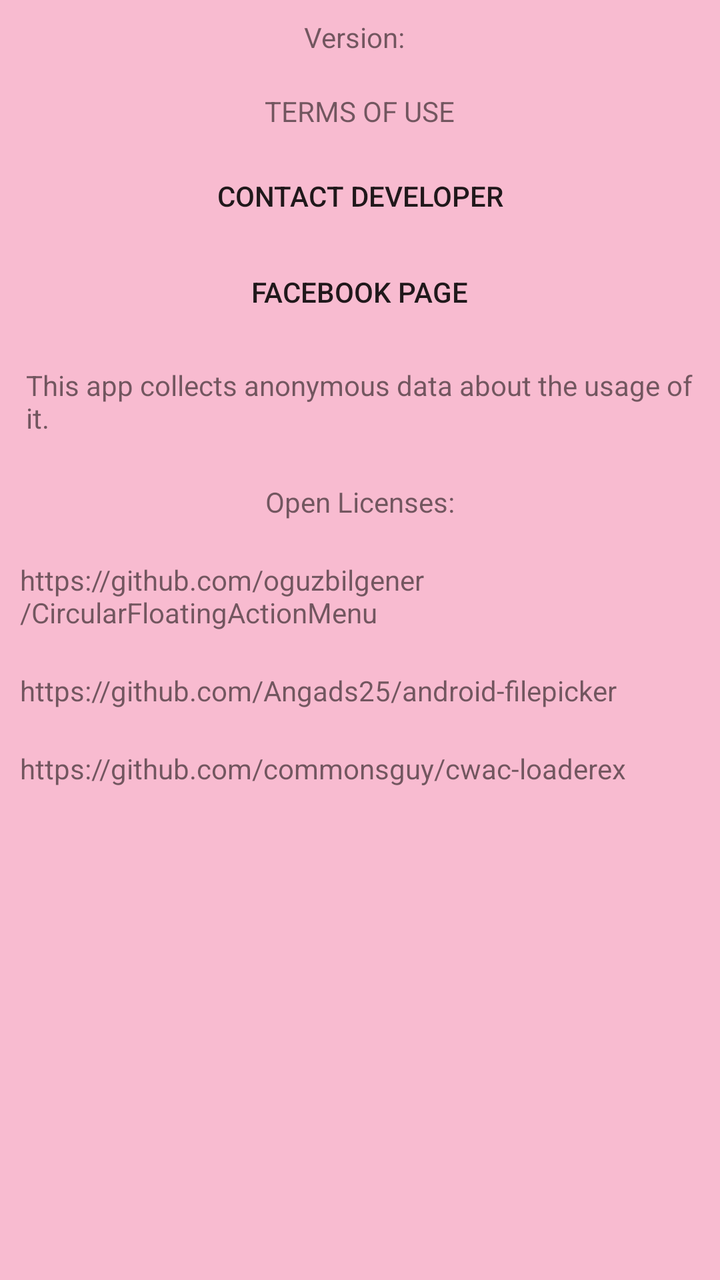
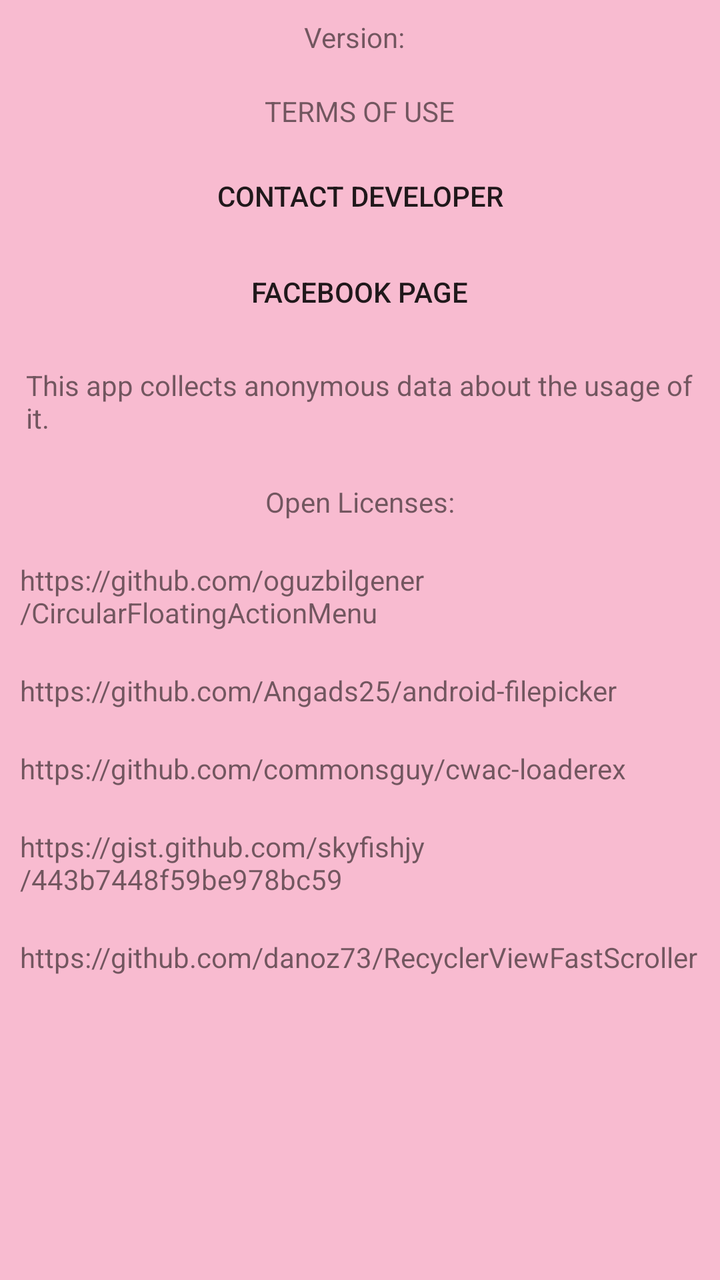

An Android layout rendered at two revisions. The XML below is the earlier revision; the diff shows what the commit changed to produce the second picture.
<!-- AndroidManifest.xml: application theme MyMaterialTheme -->
<!-- res/layout/about_dialog_fragment.xml -->
<?xml version="1.0" encoding="utf-8"?>
<ScrollView xmlns:android="http://schemas.android.com/apk/res/android"
    android:layout_width="match_parent"
    android:layout_height="match_parent">

    <LinearLayout
        android:layout_width="match_parent"
        android:layout_height="wrap_content"
        android:orientation="vertical">

        <LinearLayout
            android:layout_width="wrap_content"
            android:layout_height="wrap_content"
            android:layout_gravity="center"
            android:layout_margin="3dp"
            android:orientation="horizontal"
            android:padding="3dp"
            android:weightSum="2">

            <TextView
                android:layout_width="wrap_content"
                android:layout_height="wrap_content"
                android:layout_margin="3dp"
                android:layout_weight="1"
                android:gravity="center"
                android:text="@string/version" />

            <TextView
                android:id="@+id/version"
                android:layout_width="wrap_content"
                android:layout_height="wrap_content"
                android:layout_margin="3dp"
                android:layout_weight="1"
                android:gravity="center" />

        </LinearLayout>


        <TextView
            android:id="@+id/terms_of_use"
            android:layout_width="wrap_content"
            android:layout_height="wrap_content"
            android:layout_gravity="center"
            android:layout_margin="6dp"
            android:padding="3dp"
            android:text="@string/terms_of_use" />

        <Button
            android:id="@+id/contact_developer"
            android:layout_width="wrap_content"
            android:layout_height="wrap_content"
            android:layout_gravity="center"
            android:text="@string/contact_developer"
            style="@style/Widget.AppCompat.Button.Borderless"/>

        <Button
            android:id="@+id/facebook"
            android:layout_width="wrap_content"
            android:layout_height="wrap_content"
            android:layout_gravity="center"
            android:text="@string/facebook_page"
            style="@style/Widget.AppCompat.Button.Borderless"/>

        <TextView
            android:layout_width="wrap_content"
            android:layout_height="wrap_content"
            android:layout_gravity="center"
            android:layout_margin="10dp"
            android:padding="3dp"
            android:text="@string/collect_data_about_usage" />

        <LinearLayout
            android:layout_width="match_parent"
            android:layout_height="wrap_content"
            android:orientation="vertical">

            <TextView
                android:layout_width="match_parent"
                android:layout_height="wrap_content"
                android:layout_margin="5dp"
                android:gravity="center"
                android:padding="5dp"
                android:text="@string/open_licenses" />

            <TextView
                android:id="@+id/circular_floating_action_menu"
                android:layout_width="wrap_content"
                android:layout_height="wrap_content"
                android:layout_margin="5dp"
                android:padding="5dp"
                android:text="@string/CircularFloatingActionMenu" />

            <TextView
                android:id="@+id/android_filepicker"
                android:layout_width="wrap_content"
                android:layout_height="wrap_content"
                android:layout_margin="5dp"
                android:padding="5dp"
                android:text="@string/android_filepicker" />

            <TextView
                android:id="@+id/cwac_loaderex"
                android:layout_width="wrap_content"
                android:layout_height="wrap_content"
                android:layout_margin="5dp"
                android:padding="5dp"
                android:text="@string/cwac_loaderex" />

        </LinearLayout>
    </LinearLayout>
</ScrollView>
<!-- resources referenced by this layout -->
<resources>
  <string name="CircularFloatingActionMenu" translatable="false">https://github.com/oguzbilgener/CircularFloatingActionMenu</string>
  <string name="android_filepicker" translatable="false">https://github.com/Angads25/android-filepicker</string>
  <string name="collect_data_about_usage">This app collects anonymous data about the usage of it.</string>
  <string name="contact_developer">Contact Developer</string>
  <string name="cwac_loaderex" translatable="false">https://github.com/commonsguy/cwac-loaderex</string>
  <string name="facebook_page">Facebook Page</string>
  <string name="open_licenses" translatable="false">Open Licenses:</string>
  <string name="terms_of_use">TERMS OF USE</string>
  <string name="version">Version:</string>
  <style name="MyMaterialTheme" parent="MyMaterialTheme.Base">
  
      </style>
  <style name="MyMaterialTheme.Base" parent="Theme.AppCompat.Light.DarkActionBar">
          <item name="windowNoTitle">true</item>
          <item name="windowActionBar">false</item>
          <item name="colorPrimary">@color/colorPrimary</item>
          <item name="colorPrimaryDark">@color/colorPrimaryDark</item>
          <item name="colorAccent">@color/colorAccent</item>
          <item name="android:windowBackground">@color/windowBackground</item>
      </style>
  <color name="colorPrimary">#EC407A</color>
  <color name="colorPrimaryDark">#AD1457</color>
  <color name="colorAccent">#EA80FC</color>
  <color name="windowBackground">#F8BBD0</color>
</resources>

<!-- the commit's change to res/layout/about_dialog_fragment.xml (unified diff, before → after) -->
@@ -106,6 +106,22 @@
                 android:padding="5dp"
                 android:text="@string/cwac_loaderex" />
 
+            <TextView
+                android:id="@+id/cursor_recyclerview_adapter"
+                android:layout_width="wrap_content"
+                android:layout_height="wrap_content"
+                android:layout_margin="5dp"
+                android:padding="5dp"
+                android:text="@string/https_gist_github_com_skyfishjy_443b7448f59be978bc59" />
+
+            <TextView
+                android:id="@+id/recyclerview_fast_scroller"
+                android:layout_width="wrap_content"
+                android:layout_height="wrap_content"
+                android:layout_margin="5dp"
+                android:padding="5dp"
+                android:text="@string/https_github_com_danoz73_recyclerviewfastscroller" />
+
         </LinearLayout>
     </LinearLayout>
 </ScrollView>
<!-- resource entries referenced after the edit -->
@@ -6,6 +6,8 @@
   <string name="contact_developer">Contact Developer</string>
   <string name="cwac_loaderex" translatable="false">https://github.com/commonsguy/cwac-loaderex</string>
   <string name="facebook_page">Facebook Page</string>
+  <string name="https_gist_github_com_skyfishjy_443b7448f59be978bc59" translatable="false">https://gist.github.com/skyfishjy/443b7448f59be978bc59</string>
+  <string name="https_github_com_danoz73_recyclerviewfastscroller" translatable="false">https://github.com/danoz73/RecyclerViewFastScroller</string>
   <string name="open_licenses" translatable="false">Open Licenses:</string>
   <string name="terms_of_use">TERMS OF USE</string>
   <string name="version">Version:</string>
